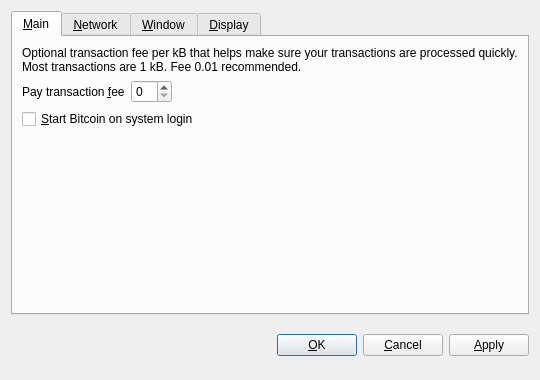
Qt form src/qt/forms/optionsdialog.ui (raffermeko/bitcoin) before a commit.
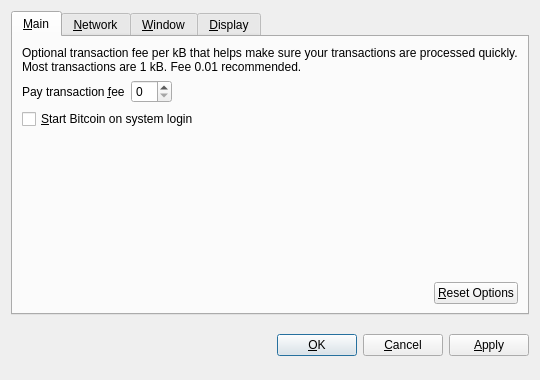
The same form after that commit. Custom widgets are drawn as their Qt base class.

Commit message:
Bitcoin-Qt: add a Reset button to the options dialog
- a click on "Reset Options" sets all options to the default values by
  removing all stored settings (QSettings), loading the defaults and
  saving them as the new settings
- before the reset is executed the user is presented a confirmation dialog
- special casing was needed for StartAtStartup

```diff
--- a/src/qt/forms/optionsdialog.ui
+++ b/src/qt/forms/optionsdialog.ui
@@ -99,6 +99,36 @@
          </property>
         </spacer>
        </item>
+       <item>
+        <layout class="QHBoxLayout" name="horizontalLayout_2_Main">
+         <item>
+          <spacer name="horizontalSpacer_2_Main">
+           <property name="orientation">
+            <enum>Qt::Horizontal</enum>
+           </property>
+           <property name="sizeHint" stdset="0">
+            <size>
+             <width>40</width>
+             <height>20</height>
+            </size>
+           </property>
+          </spacer>
+         </item>
+         <item>
+          <widget class="QPushButton" name="resetButton">
+           <property name="toolTip">
+            <string>Reset all client options to default.</string>
+           </property>
+           <property name="text">
+            <string>&amp;Reset Options</string>
+           </property>
+           <property name="autoDefault">
+            <bool>false</bool>
+           </property>
+          </widget>
+         </item>
+        </layout>
+       </item>
       </layout>
      </widget>
      <widget class="QWidget" name="tabNetwork">
```
Left out of the diff: 4 changed lines with no effect on the pictures. The commit also changes 4 other files.
